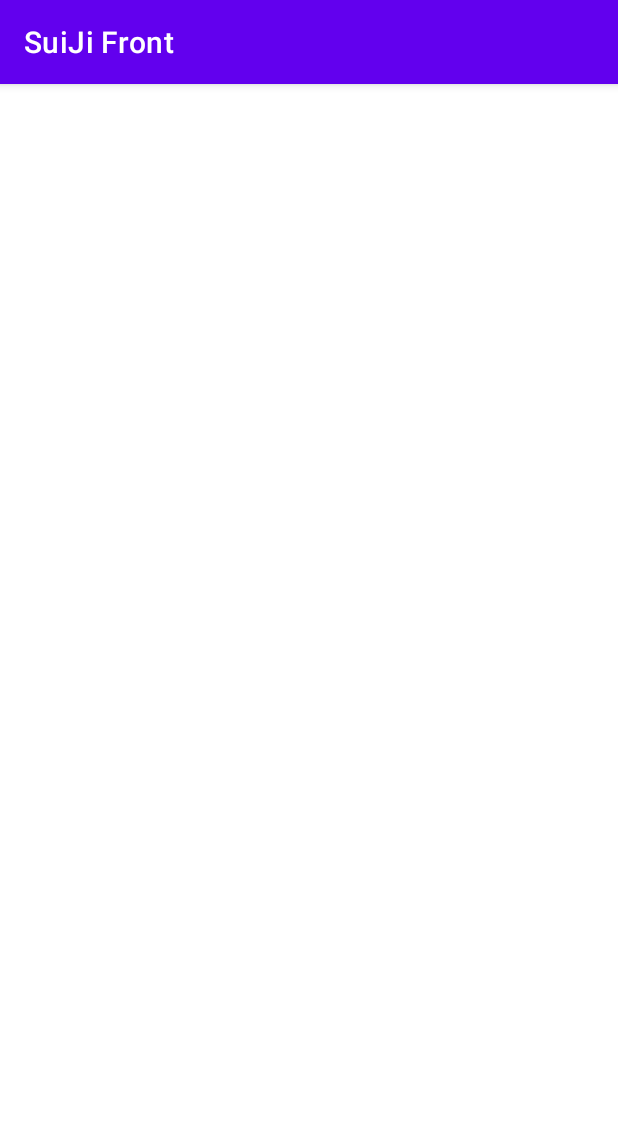
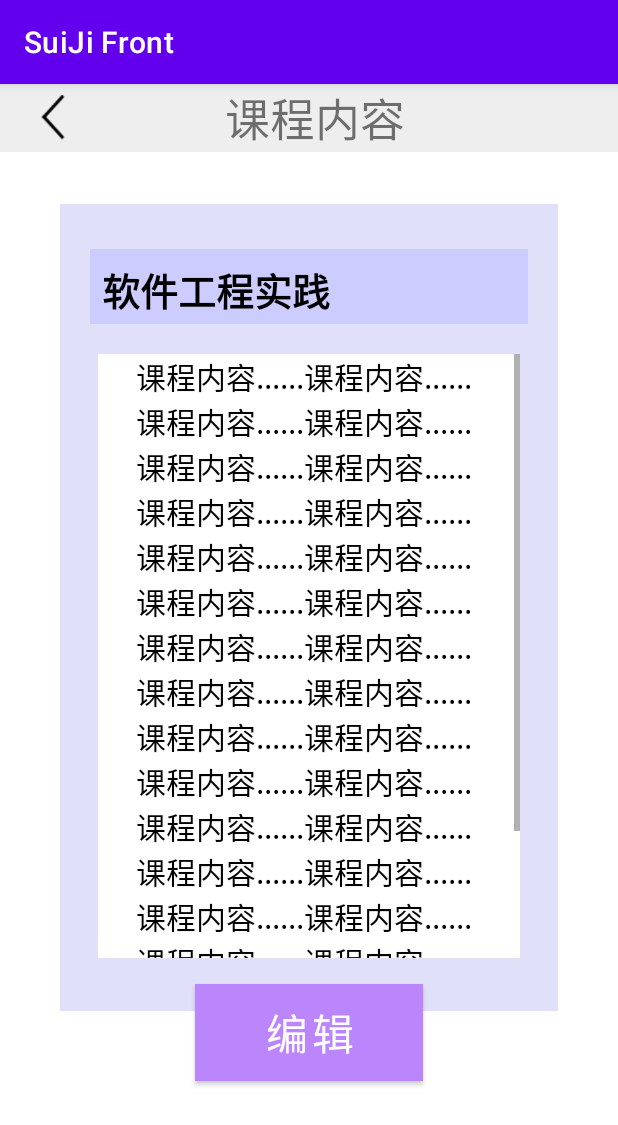
Before and after one commit to libingmoma/suiji, an Android app: the CsContentActivity screen opened directly, with no data from a screen before it, on a phone screen of 412 x 824 dp. Shown: the top 1125 px of the screen. Run offline under Robolectric (Android 15) with nearby library versions, the phone set to English and light mode, and no system bars.

Commit message:
wyy 7th 课程内容跳转

```diff
--- a/app/src/main/java/com/example/suijifront/CsContentActivity.java
+++ b/app/src/main/java/com/example/suijifront/CsContentActivity.java
@@ -2,13 +2,27 @@
 
 import androidx.appcompat.app.AppCompatActivity;
 
+import android.content.Intent;
 import android.os.Bundle;
+import android.view.View;
+import android.widget.ImageView;
 
 public class CsContentActivity extends AppCompatActivity {
+
+    private ImageView cs_content_back;
 
     @Override
     protected void onCreate(Bundle savedInstanceState) {
         super.onCreate(savedInstanceState);
         setContentView(R.layout.activity_cs_content);
+
+        cs_content_back=(ImageView) findViewById(R.id.cs_content_back);
+        cs_content_back.setOnClickListener(new View.OnClickListener() {
+            @Override
+            public void onClick(View v) {
+                Intent intent=new Intent(CsContentActivity.this, MainActivity.class);
+                startActivity(intent);
+            }
+        });
     }
 }
--- a/app/src/main/java/com/example/suijifront/ui/course/CourseFragment.java
+++ b/app/src/main/java/com/example/suijifront/ui/course/CourseFragment.java
@@ -7,6 +7,7 @@
 import android.view.View;
 import android.view.ViewGroup;
 import android.widget.Button;
+import android.widget.ImageView;
 import android.widget.TextView;
 
 import androidx.annotation.NonNull;
@@ -17,14 +18,17 @@
 import androidx.lifecycle.ViewModelProvider;
 
 
+import com.example.suijifront.CsContentActivity;
 import com.example.suijifront.CsTableActivity;
+import com.example.suijifront.JitangActivity;
+import com.example.suijifront.MainActivity;
 import com.example.suijifront.R;
 
 public class CourseFragment extends Fragment {
 
     private CourseViewModel courseViewModel;
     private Button courseTableCheck;
-
+    private Button course1;
 
     public View onCreateView( @NonNull LayoutInflater inflater,ViewGroup container, Bundle savedInstanceState) {
         courseViewModel = new ViewModelProvider(this).get(CourseViewModel.class);
@@ -37,6 +41,16 @@
                 startActivity(intent);
             }
         });
+
+        course1=(Button) view.findViewById(R.id.course1);
+        course1.setOnClickListener(new View.OnClickListener() {
+            public void onClick(View v) {
+                Intent intent = new Intent(getContext(), CsContentActivity.class);
+                startActivity(intent);
+            }
+        });
+
+
         final TextView textView = view.findViewById(R.id.title1);
 //        courseViewModel.getText().observe(getViewLifecycleOwner(), new Observer<String>() {
 //            @Override
--- a/app/src/main/res/layout/activity_cs_content.xml
+++ b/app/src/main/res/layout/activity_cs_content.xml
@@ -1,9 +1,119 @@
 <?xml version="1.0" encoding="utf-8"?>
-<androidx.constraintlayout.widget.ConstraintLayout xmlns:android="http://schemas.android.com/apk/res/android"
+<LinearLayout xmlns:android="http://schemas.android.com/apk/res/android"
     xmlns:app="http://schemas.android.com/apk/res-auto"
     xmlns:tools="http://schemas.android.com/tools"
     android:layout_width="match_parent"
     android:layout_height="match_parent"
-    tools:context=".CsContentActivity">
+    android:orientation="vertical"
+    tools:context=".MessageLogInActivity">
 
-</androidx.constraintlayout.widget.ConstraintLayout>
+    <RelativeLayout
+        android:layout_width="match_parent"
+        android:layout_height="match_parent"
+        android:background="#FFFFFF">
+
+        <LinearLayout
+            android:layout_width="match_parent"
+            android:layout_height="wrap_content"
+            android:background="#EEEEEE"
+            app:layout_constraintTop_toTopOf="parent">
+
+            <ImageView
+                android:id='@+id/cs_content_back'
+                android:layout_width="30dp"
+                android:layout_height="30dp"
+                android:layout_gravity="center"
+                android:layout_marginLeft="20dp"
+                android:background="@drawable/base_action_back"
+                android:backgroundTint="@color/black" />
+
+            <TextView
+                android:id="@+id/title1"
+                android:layout_width="wrap_content"
+                android:layout_height="wrap_content"
+                android:layout_gravity="center_horizontal"
+                android:layout_marginStart="100dp"
+                android:text="课程内容"
+                android:textSize="30dp" />
+        </LinearLayout>
+
+        <RelativeLayout
+            android:layout_width="match_parent"
+            android:layout_height="match_parent"
+            android:layout_marginLeft="40dp"
+            android:layout_marginTop="80dp"
+            android:layout_marginRight="40dp"
+            android:layout_marginBottom="150dp"
+            android:background="@color/purple_300"
+            app:backgroundTint="@color/purple_300">
+
+            <TextView
+                android:id="@+id/courseName"
+                android:layout_width="match_parent"
+                android:layout_height="50dp"
+                android:layout_marginLeft="20dp"
+                android:layout_marginTop="30dp"
+                android:layout_marginRight="20dp"
+                android:padding="8sp"
+                android:background="@color/purple_400"
+                android:gravity=""
+                android:text="软件工程实践"
+                android:textColor="@color/black"
+                android:textSize="25dp"
+                android:textStyle="bold">
+
+            </TextView>
+
+            <ScrollView
+                android:layout_width="match_parent"
+                android:layout_height="match_parent"
+                android:layout_marginLeft="25dp"
+                android:layout_marginTop="100dp"
+                android:layout_marginRight="25dp"
+                android:layout_marginBottom="35dp"
+                android:background="@color/white">
+
+                <TextView
+                    android:id="@+id/t_cs_content"
+                    android:layout_width="match_parent"
+                    android:layout_height="match_parent"
+                    android:layout_marginLeft="25dp"
+                    android:layout_marginTop="0dp"
+                    android:layout_marginRight="25dp"
+                    android:text=
+                    "课程内容......课程内容......课程内容......课程内容......
+                    课程内容......课程内容......课程内容......课程内容......
+                    课程内容......课程内容......课程内容......课程内容......
+                    课程内容......课程内容......课程内容......课程内容......
+                    课程内容......课程内容......课程内容......课程内容......
+                    课程内容......课程内容......课程内容......课程内容......
+                    课程内容......课程内容......课程内容......课程内容......
+                    课程内容......课程内容......课程内容......课程内容......
+                    课程内容......课程内容......"
+                    android:textColor="@color/black"
+                    android:textSize="20sp">
+
+                </TextView>
+
+            </ScrollView>
+
+        </RelativeLayout>
+
+        <Button
+            android:id="@+id/edit2"
+            android:layout_width="match_parent"
+            android:layout_height="wrap_content"
+            android:layout_marginLeft="130dp"
+            android:layout_marginTop="600dp"
+            android:layout_marginRight="130dp"
+            android:background="#FFBB86"
+            android:padding="5dp"
+            android:text="编辑"
+            android:textColor="@android:color/white"
+            android:textSize="28sp"
+            android:visibility="visible"
+            app:backgroundTint="@color/purple_200" />
+
+    </RelativeLayout>
+
+</LinearLayout>
```
